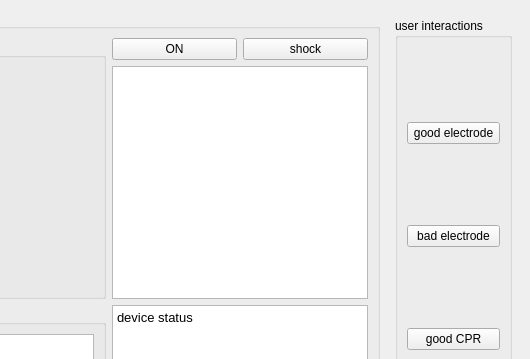
Old version of the form source code/AEDplus/mainwindow.ui in the repository sAmyAox/3004TeamProject; both pictures show x 494 to 1024 and y 0 to 359 of the 1024 by 581 pixel window.
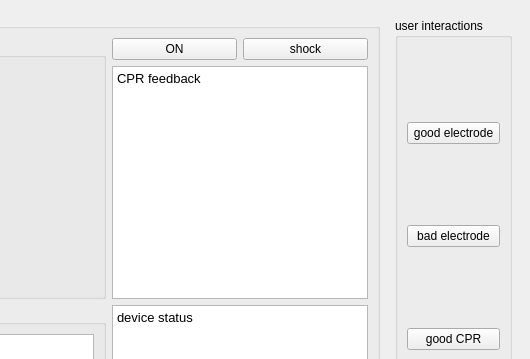
New version of the form. Custom widgets are drawn as their Qt base class.

Patch:
```diff
--- a/source code/AEDplus/mainwindow.ui
+++ b/source code/AEDplus/mainwindow.ui
@@ -48,7 +48,15 @@
         </widget>
        </item>
        <item row="1" column="1" colspan="2">
-        <widget class="QTextBrowser" name="text_feedback"/>
+        <widget class="QTextBrowser" name="text_feedback">
+         <property name="html">
+          <string>&lt;!DOCTYPE HTML PUBLIC &quot;-//W3C//DTD HTML 4.0//EN&quot; &quot;http://www.w3.org/TR/REC-html40/strict.dtd&quot;&gt;
+&lt;html&gt;&lt;head&gt;&lt;meta name=&quot;qrichtext&quot; content=&quot;1&quot; /&gt;&lt;style type=&quot;text/css&quot;&gt;
+p, li { white-space: pre-wrap; }
+&lt;/style&gt;&lt;/head&gt;&lt;body style=&quot; font-family:'Sans'; font-size:10pt; font-weight:400; font-style:normal;&quot;&gt;
+&lt;p style=&quot; margin-top:0px; margin-bottom:0px; margin-left:0px; margin-right:0px; -qt-block-indent:0; text-indent:0px;&quot;&gt;CPR feedback&lt;/p&gt;&lt;/body&gt;&lt;/html&gt;</string>
+         </property>
+        </widget>
        </item>
        <item row="2" column="0">
         <widget class="QGroupBox" name="groupBox_4">
```
Left out of the diff: 4 changed lines with no effect on the pictures.
